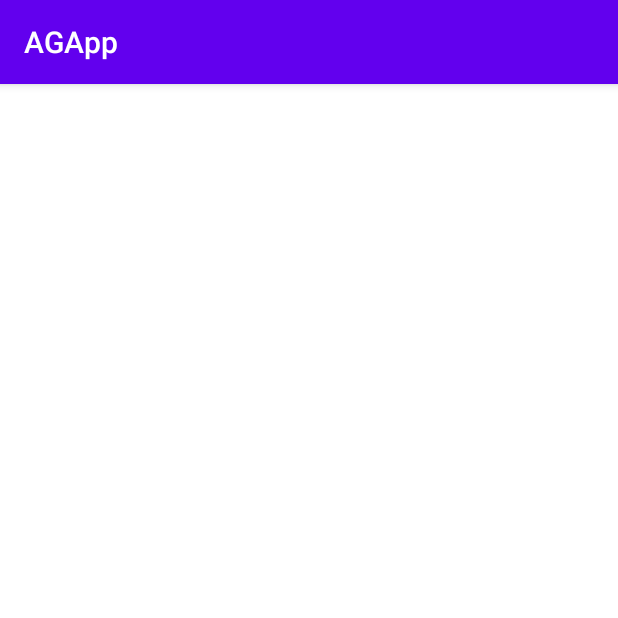
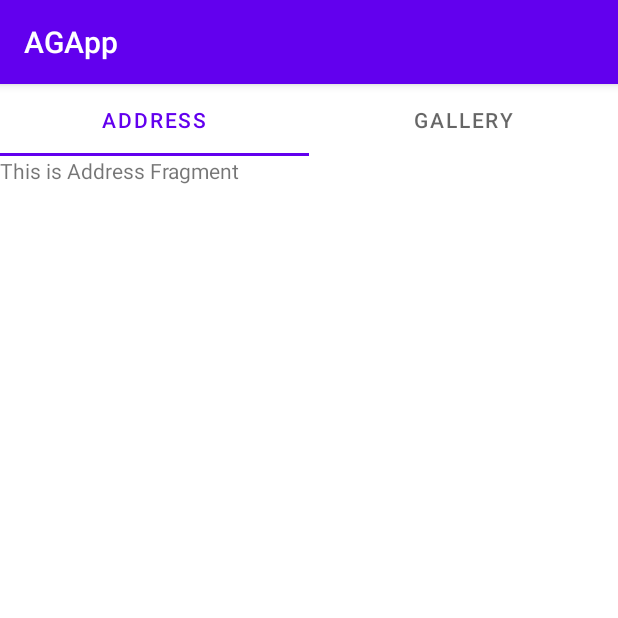
Before and after one commit to UpperLeaf/AGAPP, an Android app: the screen it shows after launch (MainActivity), on a phone screen of 412 x 824 dp, the top half of it. Run offline under Robolectric (Android 15) with nearby library versions, the phone set to English and light mode, and no system bars.

Commit message:
Feat : Tab Layout

```diff
--- a/app/src/main/java/com/wonsang/agapp/MainActivity.java
+++ b/app/src/main/java/com/wonsang/agapp/MainActivity.java
@@ -1,78 +1,141 @@
 package com.wonsang.agapp;
 
 import androidx.annotation.NonNull;
+import androidx.annotation.Nullable;
 import androidx.appcompat.app.AppCompatActivity;
+import androidx.fragment.app.Fragment;
+import androidx.fragment.app.FragmentActivity;
+import androidx.fragment.app.FragmentManager;
+import androidx.lifecycle.Lifecycle;
 import androidx.recyclerview.widget.LinearLayoutManager;
 import androidx.recyclerview.widget.RecyclerView;
+import androidx.viewpager2.adapter.FragmentStateAdapter;
+import androidx.viewpager2.widget.ViewPager2;
 
+import android.content.Context;
 import android.os.Bundle;
+import android.util.AttributeSet;
 import android.view.LayoutInflater;
 import android.view.View;
 import android.view.ViewGroup;
 import android.widget.TextView;
 
+import com.google.android.material.tabs.TabLayout;
+import com.wonsang.agapp.fragment.AddressFragment;
+import com.wonsang.agapp.fragment.GalleryFragment;
+
 import org.w3c.dom.Text;
+
+import java.util.ArrayList;
+import java.util.List;
 
 public class MainActivity extends AppCompatActivity {
 
-    private RecyclerView recyclerView;
-    private RecyclerView.Adapter<MyViewHolder> adapter;
-    private RecyclerView.LayoutManager layoutManager;
+    private TabLayoutFragmentAdapter adapter;
+    private TabLayout tabLayout;
+    private ViewPager2 pager2;
 
     @Override
     protected void onCreate(Bundle savedInstanceState) {
         super.onCreate(savedInstanceState);
         setContentView(R.layout.activity_main);
 
-        this.recyclerView = findViewById(R.id.recycle_view);
-        this.layoutManager = new LinearLayoutManager(this);
+        this.adapter = new TabLayoutFragmentAdapter(getSupportFragmentManager(), getLifecycle());
+        this.pager2 = findViewById(R.id.pager);
+        this.tabLayout = findViewById(R.id.tab_layout);
 
-        recyclerView.setLayoutManager(layoutManager);
-        recyclerView.setAdapter(adapter);
+        this.adapter.addFragment(new AddressFragment());
+        this.adapter.addFragment(new GalleryFragment());
+
+        this.pager2.setAdapter(adapter);
+        initializeTabLayout();
     }
 
+    public void initializeTabLayout() {
+        tabLayout.addOnTabSelectedListener(new TabLayout.OnTabSelectedListener() {
+            @Override
+            public void onTabSelected(TabLayout.Tab tab) {
+                int pos = tab.getPosition();
+                pager2.setCurrentItem(pos);
             }
 
+            @Override
+            public void onTabUnselected(TabLayout.Tab tab) {
+                //Ignored
+            }
+            @Override
+            public void onTabReselected(TabLayout.Tab tab) {
+                //Ignored
+            }
+        });
+    }
 
-class MyAdapter extends RecyclerView.Adapter<MyViewHolder> {
+    public static class TabLayoutFragmentAdapter extends FragmentStateAdapter {
 
-    private String[] address;
+        private List<Fragment> fragments;
 
-    MyAdapter(String[] address) {
-        this.address = address;
+        public TabLayoutFragmentAdapter(@NonNull FragmentManager fragmentManager, @NonNull Lifecycle lifecycle) {
+            super(fragmentManager, lifecycle);
+
+            fragments = new ArrayList<>();
+        }
+
+        public void addFragment(Fragment fragment) {
+            this.fragments.add(fragment);
         }
 
         @NonNull
         @Override
-    public MyViewHolder onCreateViewHolder(@NonNull ViewGroup parent, int viewType) {
-        TextView v = new TextView(parent.getContext());
-        MyViewHolder viewHolder = new MyViewHolder(v);
-        return viewHolder;
-    }
-
-    @Override
-    public void onBindViewHolder(@NonNull MyViewHolder holder, int position) {
-        TextView view = holder.getTextView();
-        view.setText(address[position]);
+        public Fragment createFragment(int position) {
+            return this.fragments.get(position);
         }
 
         @Override
         public int getItemCount() {
-        return address.length;
+            return this.fragments.size();
+        }
+    }
 }
 
-}
-
-class MyViewHolder extends RecyclerView.ViewHolder {
-
-    private TextView textView;
-
-    public TextView getTextView() {
-        return textView;
-    }
-
-    public MyViewHolder(@NonNull TextView itemView) {
-        super(itemView);
-        this.textView = itemView;
-    }
-}
+//class MyAdapter extends RecyclerView.Adapter<MyViewHolder> {
+//
+//    private String[] address;
+//
+//    MyAdapter(String[] address) {
+//        this.address = address;
+//    }
+//
+//    @NonNull
+//    @Override
+//    public MyViewHolder onCreateViewHolder(@NonNull ViewGroup parent, int viewType) {
+//        TextView v = new TextView(parent.getContext());
+//        MyViewHolder viewHolder = new MyViewHolder(v);
+//        return viewHolder;
+//    }
+//
+//    @Override
+//    public void onBindViewHolder(@NonNull MyViewHolder holder, int position) {
+//        TextView view = holder.getTextView();
+//        view.setText(address[position]);
+//    }
+//
+//    @Override
+//    public int getItemCount() {
+//        return address.length;
+//    }
+//
+//}
+//
+//class MyViewHolder extends RecyclerView.ViewHolder {
+//
+//    private TextView textView;
+//
+//    public TextView getTextView() {
+//        return textView;
+//    }
+//
+//    public MyViewHolder(@NonNull TextView itemView) {
+//        super(itemView);
+//        this.textView = itemView;
+//    }
+//}
--- /dev/null
+++ b/app/src/main/java/com/wonsang/agapp/fragment/AddressFragment.java
@@ -0,0 +1,30 @@
+package com.wonsang.agapp.fragment;
+
+import android.os.Bundle;
+import android.view.LayoutInflater;
+import android.view.View;
+import android.view.ViewGroup;
+import android.widget.TextView;
+
+import androidx.annotation.NonNull;
+import androidx.annotation.Nullable;
+import androidx.fragment.app.Fragment;
+
+import com.wonsang.agapp.R;
+
+public class AddressFragment extends Fragment {
+
+    private TextView textView;
+
+    @Nullable
+    @Override
+    public View onCreateView(@NonNull LayoutInflater inflater, @Nullable ViewGroup container, @Nullable Bundle savedInstanceState) {
+        return inflater.inflate(R.layout.address_fragment, container, false);
+    }
+
+    @Override
+    public void onViewCreated(@NonNull View view, @Nullable Bundle savedInstanceState) {
+        super.onViewCreated(view, savedInstanceState);
+        this.textView = view.findViewById(R.id.textview);
+    }
+}
--- /dev/null
+++ b/app/src/main/java/com/wonsang/agapp/fragment/GalleryFragment.java
@@ -0,0 +1,30 @@
+package com.wonsang.agapp.fragment;
+
+import android.os.Bundle;
+import android.view.LayoutInflater;
+import android.view.View;
+import android.view.ViewGroup;
+import android.widget.TextView;
+
+import androidx.annotation.NonNull;
+import androidx.annotation.Nullable;
+import androidx.fragment.app.Fragment;
+
+import com.wonsang.agapp.R;
+
+public class GalleryFragment extends Fragment {
+
+    private TextView textView;
+
+    @Nullable
+    @Override
+    public View onCreateView(@NonNull LayoutInflater inflater, @Nullable ViewGroup container, @Nullable Bundle savedInstanceState) {
+        return inflater.inflate(R.layout.gallery_fragment, container, false);
+    }
+
+    @Override
+    public void onViewCreated(@NonNull View view, @Nullable Bundle savedInstanceState) {
+        super.onViewCreated(view, savedInstanceState);
+        this.textView = view.findViewById(R.id.gallery);
+    }
+}
--- a/app/src/main/res/layout/activity_main.xml
+++ b/app/src/main/res/layout/activity_main.xml
@@ -1,15 +1,34 @@
 <?xml version="1.0" encoding="utf-8"?>
-<androidx.constraintlayout.widget.ConstraintLayout xmlns:android="http://schemas.android.com/apk/res/android"
-    xmlns:app="http://schemas.android.com/apk/res-auto"
+<LinearLayout xmlns:android="http://schemas.android.com/apk/res/android"
     xmlns:tools="http://schemas.android.com/tools"
     android:layout_width="match_parent"
     android:layout_height="match_parent"
+    android:orientation="vertical"
     tools:context=".MainActivity">
 
-    <androidx.recyclerview.widget.RecyclerView
-        android:id="@+id/recycle_view"
+    <com.google.android.material.tabs.TabLayout
+        android:id="@+id/tab_layout"
         android:layout_width="match_parent"
-        android:layout_height="match_parent"
-        tools:layout_editor_absoluteX="159dp"
-        tools:layout_editor_absoluteY="273dp" />
-</androidx.constraintlayout.widget.ConstraintLayout>
+        android:layout_height="wrap_content">
+        <com.google.android.material.tabs.TabItem
+            android:id="@+id/address_tab"
+            android:text="Address"
+            android:layout_width="wrap_content"
+            android:layout_height="wrap_content">
+        </com.google.android.material.tabs.TabItem>
+
+        <com.google.android.material.tabs.TabItem
+            android:id="@+id/gallery_tab"
+            android:text="Gallery"
+            android:layout_width="wrap_content"
+            android:layout_height="wrap_content">
+        </com.google.android.material.tabs.TabItem>
+    </com.google.android.material.tabs.TabLayout>
+
+    <androidx.viewpager2.widget.ViewPager2
+        android:id="@+id/pager"
+        android:layout_width="match_parent"
+        android:layout_height="0dp"
+        android:layout_weight="1"/>
+
+</LinearLayout>
--- /dev/null
+++ b/app/src/main/res/layout/address_fragment.xml
@@ -0,0 +1,13 @@
+<?xml version="1.0" encoding="utf-8"?>
+<LinearLayout
+    xmlns:android="http://schemas.android.com/apk/res/android"
+    android:layout_width="match_parent"
+    android:layout_height="match_parent">
+
+    <TextView
+        android:id="@+id/textview"
+        android:layout_width="wrap_content"
+        android:layout_height="wrap_content"
+        android:text="This is Address Fragment"
+        />
+</LinearLayout>
```
Also changed, not shown: app/src/main/res/layout/gallery_fragment.xml (added, +13 -0 lines). Lines whose indentation alone changed are shown as unchanged.
